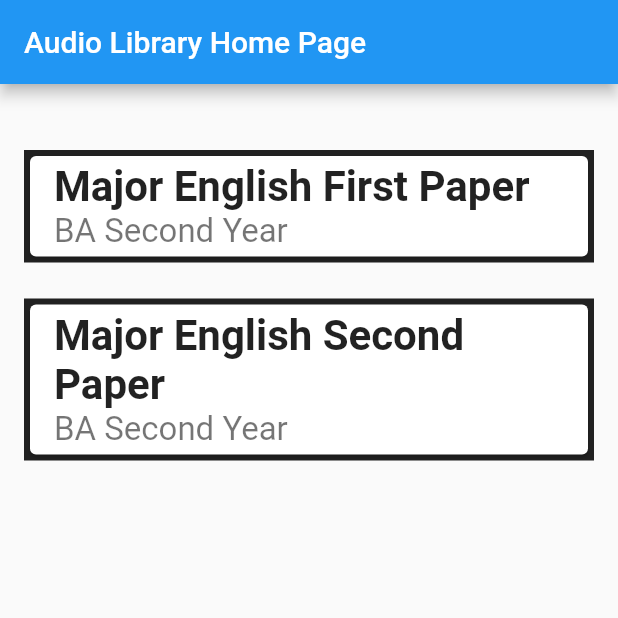
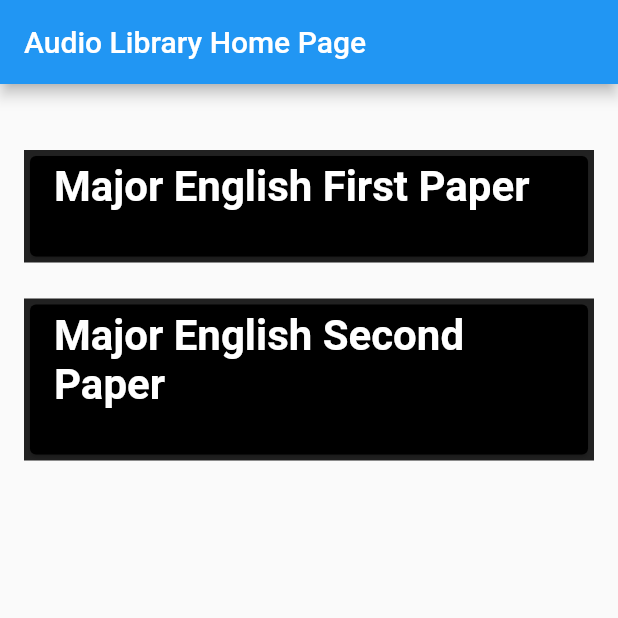
Before and after one commit to DhakalDebindra/nepali_audio_library, a Flutter app: the screen it shows after launch, on a phone screen of 412 x 824 dp, the top half of it. Run offline on Flutter 3.47's test engine with Material 2 defaults, Android fonts, the phone set to English and light mode, and no system bars; our stand-ins replace bloc, flutter_bloc.

Commit message:
fix: add colors on card and text widget for better text visibility

```diff
--- a/lib/widget/Audio_Library_App.dart
+++ b/lib/widget/Audio_Library_App.dart
@@ -7,7 +7,6 @@ class AudioLibraryApp extends StatelessWidget {
 
   @override
   Widget build(BuildContext context) {
-    print("Hell!!!");
     return MaterialApp(
       title: 'Audio Library App',
       theme: ThemeData(
--- a/lib/widget/load_audio_book_screen.dart
+++ b/lib/widget/load_audio_book_screen.dart
@@ -52,10 +52,11 @@ class LoadAudioBookScreen extends StatelessWidget {
             color: Colors.black87,
           ),
           child: Card(
+            color: Colors.black,
             child: ListTile(
               title: Text(
                 state.audioBooks[index].bookTitle,
-                style: TextStyle(fontSize: 28, fontWeight: FontWeight.bold),
+                style: TextStyle(fontSize: 28, fontWeight: FontWeight.bold, color: Colors.white),
               ),
               subtitle: Text(
                 state.audioBooks[index].bookLabel,
```
